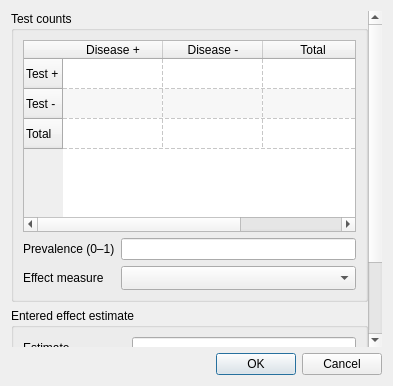
Qt form src/rc_metastudio/forms/diagnostic_data_dialog.ui (AliSalman-et-al/rc-metastudio) before a commit.
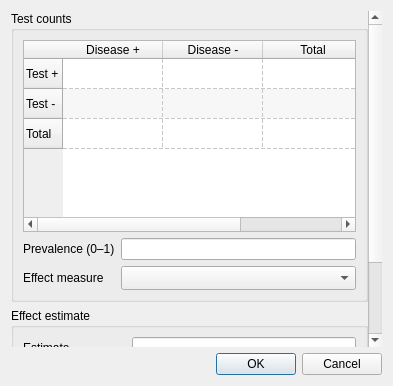
The same form after that commit. Icons and pictures are not drawn. Custom widgets are drawn as their Qt base class.

Patch:
```diff
--- a/src/rc_metastudio/forms/diagnostic_data_dialog.ui
+++ b/src/rc_metastudio/forms/diagnostic_data_dialog.ui
@@ -48,7 +48,7 @@
        </layout></widget></item>
        <item>
         <widget class="QGroupBox" name="effect_group">
-         <property name="title"><string>Entered effect estimate</string></property>
+         <property name="title"><string>Effect estimate</string></property>
          <layout class="QFormLayout" name="effect_layout">
           <property name="fieldGrowthPolicy"><enum>QFormLayout::AllNonFixedFieldsGrow</enum></property>
           <property name="rowWrapPolicy"><enum>QFormLayout::WrapLongRows</enum></property>
```
